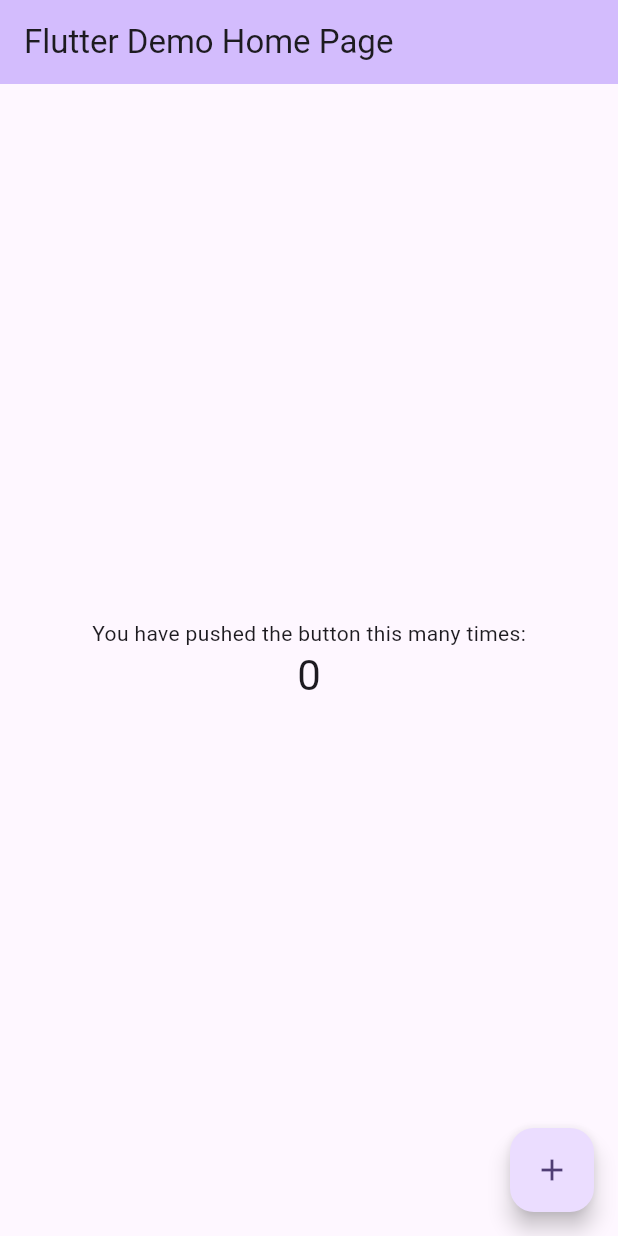
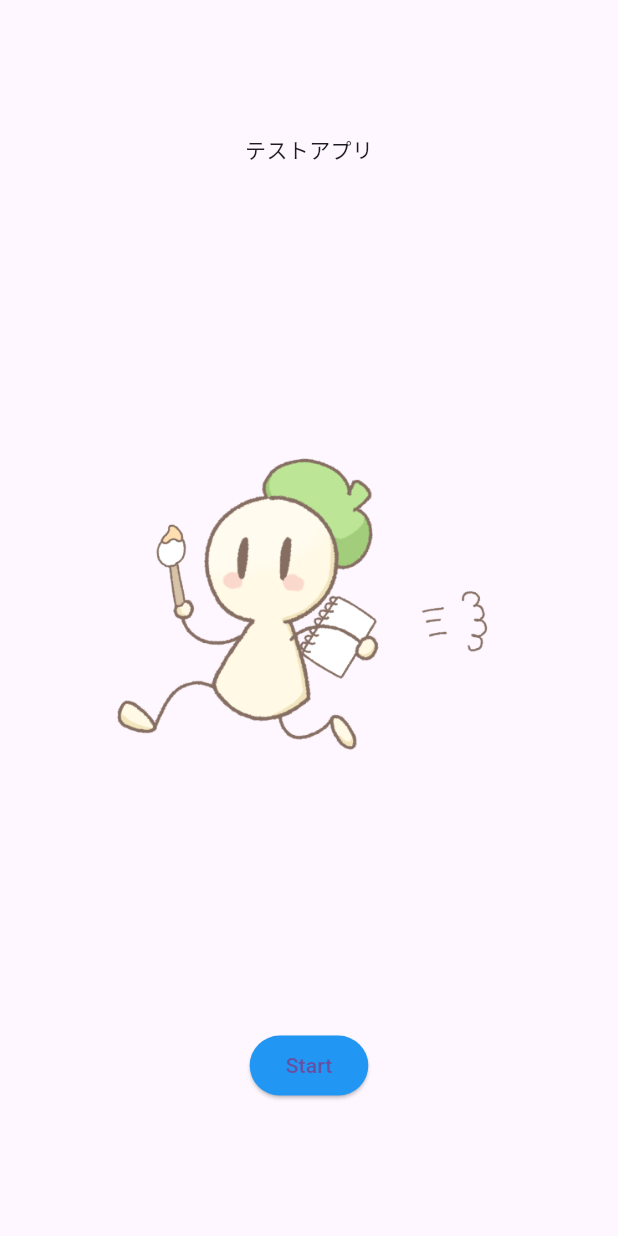
Before and after one commit to nasuu0612/1_cancel, a Flutter app: the screen it shows after launch, on a phone screen of 412 x 824 dp. Run offline on Flutter 3.47's test engine with Material 3 defaults, Android fonts, the phone set to English and light mode, and no system bars; our stand-ins replace go_router.

Commit message:
タイトル画面、ホーム画面、編集画面、共有画面等を追加しました

```diff
--- a/draw_app/lib/main.dart
+++ b/draw_app/lib/main.dart
@@ -1,122 +1,41 @@
 import 'package:flutter/material.dart';
+import 'page0_title.dart';
+import 'page1_home.dart';
+import 'page2_draw.dart';
+import 'page3_share.dart';
+import 'package:go_router/go_router.dart';
 
-void main() {
-  runApp(const MyApp());
+/*
+  最新のFlutterに対応するため、動画と少しコードが変わりました
+*/
+
+main() {
+  final app = App();
+  runApp(app);
 }
 
-class MyApp extends StatelessWidget {
-  const MyApp({super.key});
+// アプリ全体
+class App extends StatelessWidget {
+  App({super.key});
 
-  // This widget is the root of your application.
+  final router = GoRouter(
+    // パス (アプリが起動したとき)
+    initialLocation: '/title',
+    // パスと画面の組み合わせ
+    routes: [
+      GoRoute(path: '/title', builder: (context, state) => const PageTitle()),
+      GoRoute(path: '/a', builder: (context, state) => const PageA()),
+      GoRoute(path: '/b', builder: (context, state) => const PageB()),
+      GoRoute(path: '/c', builder: (context, state) => const PageC()),
+    ],
+  );
+
   @override
   Widget build(BuildContext context) {
-    return MaterialApp(
-      title: 'Flutter Demo',
-      theme: ThemeData(
-        // This is the theme of your application.
-        //
-        // TRY THIS: Try running your application with "flutter run". You'll see
-        // the application has a purple toolbar. Then, without quitting the app,
-        // try changing the seedColor in the colorScheme below to Colors.green
-        // and then invoke "hot reload" (save your changes or press the "hot
-        // reload" button in a Flutter-supported IDE, or press "r" if you used
-        // the command line to start the app).
-        //
-        // Notice that the counter didn't reset back to zero; the application
-        // state is not lost during the reload. To reset the state, use hot
-        // restart instead.
-        //
-        // This works for code too, not just values: Most code changes can be
-        // tested with just a hot reload.
-        colorScheme: ColorScheme.fromSeed(seedColor: Colors.deepPurple),
-      ),
-      home: const MyHomePage(title: 'Flutter Demo Home Page'),
+    return MaterialApp.router(
+      routeInformationProvider: router.routeInformationProvider,
+      routeInformationParser: router.routeInformationParser,
+      routerDelegate: router.routerDelegate,
     );
   }
 }
-
-class MyHomePage extends StatefulWidget {
-  const MyHomePage({super.key, required this.title});
-
-  // This widget is the home page of your application. It is stateful, meaning
-  // that it has a State object (defined below) that contains fields that affect
-  // how it looks.
-
-  // This class is the configuration for the state. It holds the values (in this
-  // case the title) provided by the parent (in this case the App widget) and
-  // used by the build method of the State. Fields in a Widget subclass are
-  // always marked "final".
-
-  final String title;
-
-  @override
-  State<MyHomePage> createState() => _MyHomePageState();
-}
-
-class _MyHomePageState extends State<MyHomePage> {
-  int _counter = 0;
-
-  void _incrementCounter() {
-    setState(() {
-      // This call to setState tells the Flutter framework that something has
-      // changed in this State, which causes it to rerun the build method below
-      // so that the display can reflect the updated values. If we changed
-      // _counter without calling setState(), then the build method would not be
-      // called again, and so nothing would appear to happen.
-      _counter++;
-    });
-  }
-
-  @override
-  Widget build(BuildContext context) {
-    // This method is rerun every time setState is called, for instance as done
-    // by the _incrementCounter method above.
-    //
-    // The Flutter framework has been optimized to make rerunning build methods
-    // fast, so that you can just rebuild anything that needs updating rather
-    // than having to individually change instances of widgets.
-    return Scaffold(
-      appBar: AppBar(
-        // TRY THIS: Try changing the color here to a specific color (to
-        // Colors.amber, perhaps?) and trigger a hot reload to see the AppBar
-        // change color while the other colors stay the same.
-        backgroundColor: Theme.of(context).colorScheme.inversePrimary,
-        // Here we take the value from the MyHomePage object that was created by
-        // the App.build method, and use it to set our appbar title.
-        title: Text(widget.title),
-      ),
-      body: Center(
-        // Center is a layout widget. It takes a single child and positions it
-        // in the middle of the parent.
-        child: Column(
-          // Column is also a layout widget. It takes a list of children and
-          // arranges them vertically. By default, it sizes itself to fit its
-          // children horizontally, and tries to be as tall as its parent.
-          //
-          // Column has various properties to control how it sizes itself and
-          // how it positions its children. Here we use mainAxisAlignment to
-          // center the children vertically; the main axis here is the vertical
-          // axis because Columns are vertical (the cross axis would be
-          // horizontal).
-          //
-          // TRY THIS: Invoke "debug painting" (choose the "Toggle Debug Paint"
-          // action in the IDE, or press "p" in the console), to see the
-          // wireframe for each widget.
-          mainAxisAlignment: MainAxisAlignment.center,
-          children: <Widget>[
-            const Text('You have pushed the button this many times:'),
-            Text(
-              '$_counter',
-              style: Theme.of(context).textTheme.headlineMedium,
-            ),
-          ],
-        ),
-      ),
-      floatingActionButton: FloatingActionButton(
-        onPressed: _incrementCounter,
-        tooltip: 'Increment',
-        child: const Icon(Icons.add),
-      ), // This trailing comma makes auto-formatting nicer for build methods.
-    );
-  }
-}
--- /dev/null
+++ b/draw_app/lib/page0_title.dart
@@ -0,0 +1,59 @@
+import 'package:flutter/material.dart';
+import 'package:go_router/go_router.dart';
+
+//
+// タイトル画面
+//
+class PageTitle extends StatelessWidget {
+  const PageTitle({super.key});
+
+  // 進むボタンを押したとき
+  push(BuildContext context) {
+    // 画面 A へ進む
+    context.push('/a');
+  }
+
+  @override
+  Widget build(BuildContext context) {
+
+
+    // 進むボタン
+    final goButton = ElevatedButton(
+      onPressed: () => push(context),
+      style: ElevatedButton.styleFrom(backgroundColor: Colors.blue),
+      child: const Text('Start'),
+    );
+
+    //タイトルの文字
+    final text=Text("テストアプリ");
+    //写真
+    final Size screenSize = MediaQuery.of(context).size;
+    final double screenWidth = screenSize.width;
+    final double screenHeight = screenSize.height;
+    final img=Image.asset("assets/images/RunningArtist.PNG");
+    final con=Container(
+      width:screenWidth*0.7,
+      height:screenHeight*0.7,
+      child:img,
+    );
+
+    // 画面全体
+    return Scaffold(
+      body: Stack(
+        children: [
+          Align(
+            alignment:const Alignment(0.0,0.0),
+            child: Column(
+                mainAxisSize: MainAxisSize.min,
+                children: [
+                  text,
+                  con,
+                  goButton,
+                ],
+            ),
+          ),
+        ],
+      ),
+    );
+  }
+}
```
Also changed, not shown: draw_app/lib/page1_home.dart (added, +102 -0 lines), draw_app/lib/page2_draw.dart (added, +67 -0 lines), draw_app/lib/page3_share.dart (added, +70 -0 lines), draw_app/pubspec.yaml (+12 -67 lines), draw_app/assets/images/DrawingArtist.PNG (added), draw_app/assets/images/RunningArtist.PNG (added), draw_app/pubspec.lock, 21 other files.
